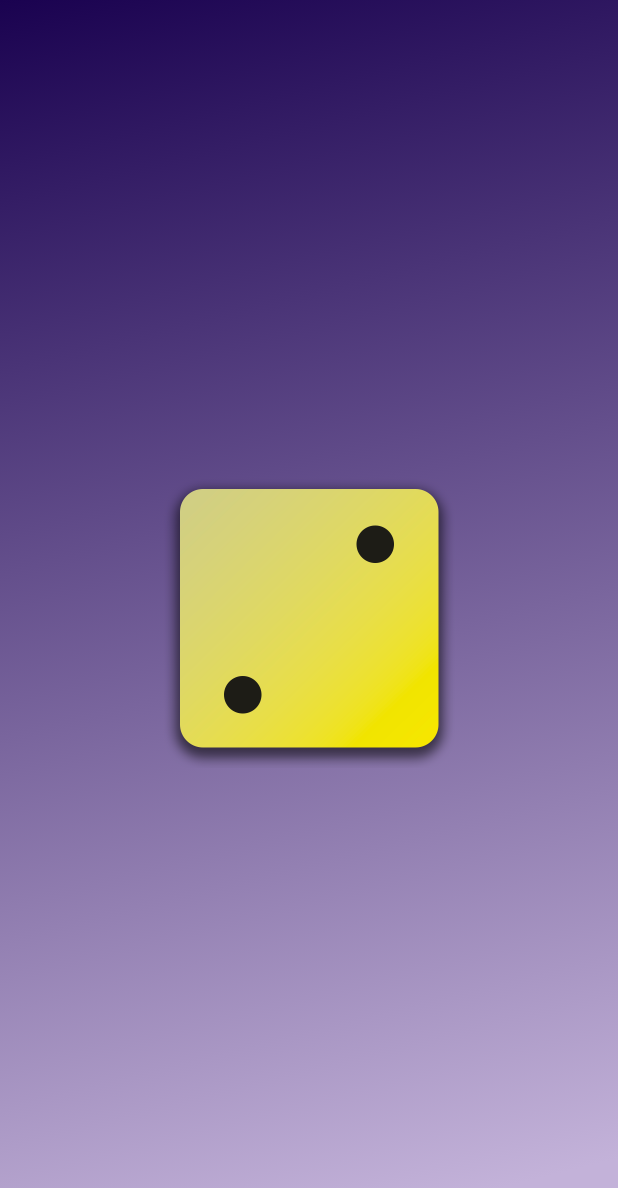
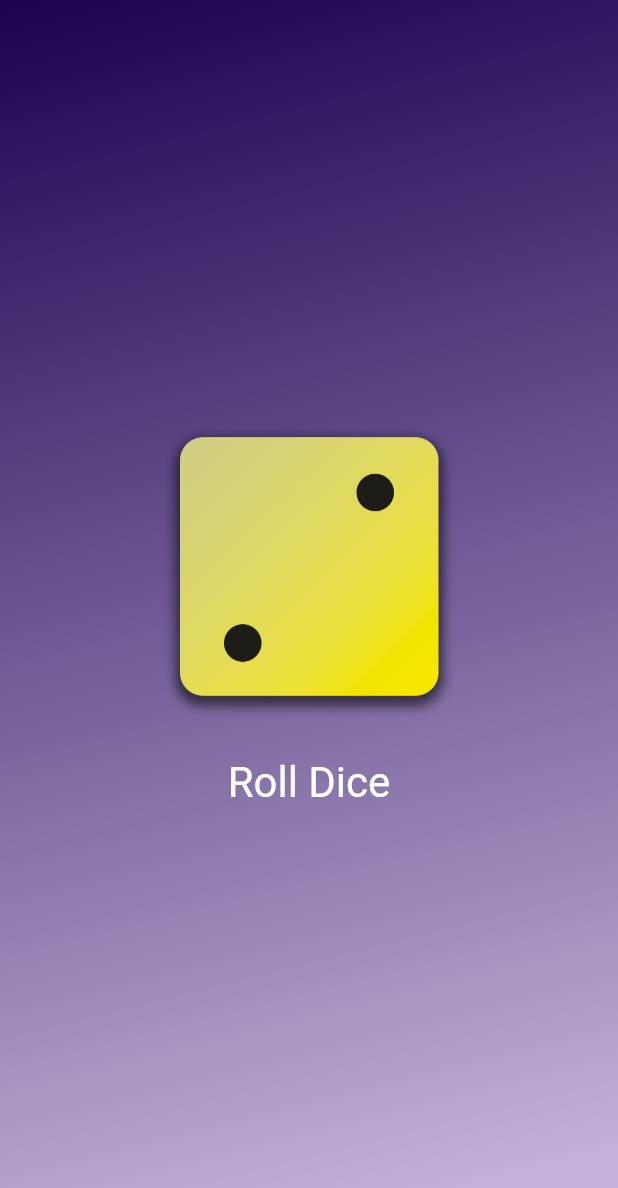
Before and after one commit to eunrain/flutter-prac, a Flutter app: the screen it shows after launch, on a phone screen of 412 x 824 dp. Shown: the top 1188 px of the screen. Run offline on Flutter 3.47's test engine with Material 2 defaults, Android fonts, the phone set to English and light mode, and no system bars.

Commit message:
feat : styling buttons & working with padding

```diff
--- a/lib/gradient_container.dart
+++ b/lib/gradient_container.dart
@@ -14,6 +14,10 @@ class GradientContainer extends StatelessWidget {
   final Color color1;
   final Color color2;
 
+  void rollDice() {
+    // ...
+  }
+
   @override
   Widget build(context) {
     return Container(
@@ -25,9 +29,27 @@ class GradientContainer extends StatelessWidget {
         ),
       ),
       child: Center(
-        child: Image.asset(
-          'assets/images/dice-2.png',
-          width: 200,
+        child: Column(
+          mainAxisSize: MainAxisSize.min,
+          children: [
+            Image.asset(
+              'assets/images/dice-2.png',
+              width: 200,
+            ),
+            const SizedBox(height: 20),
+            TextButton(
+              onPressed: rollDice,
+              style: TextButton.styleFrom(
+                  // padding: const EdgeInsets.only(
+                  //   top: 20,
+                  // ),
+                  foregroundColor: Colors.white,
+                  textStyle: const TextStyle(
+                    fontSize: 28,
+                  )),
+              child: const Text('Roll Dice'),
+            ),
+          ],
         ),
       ),
     );
```
